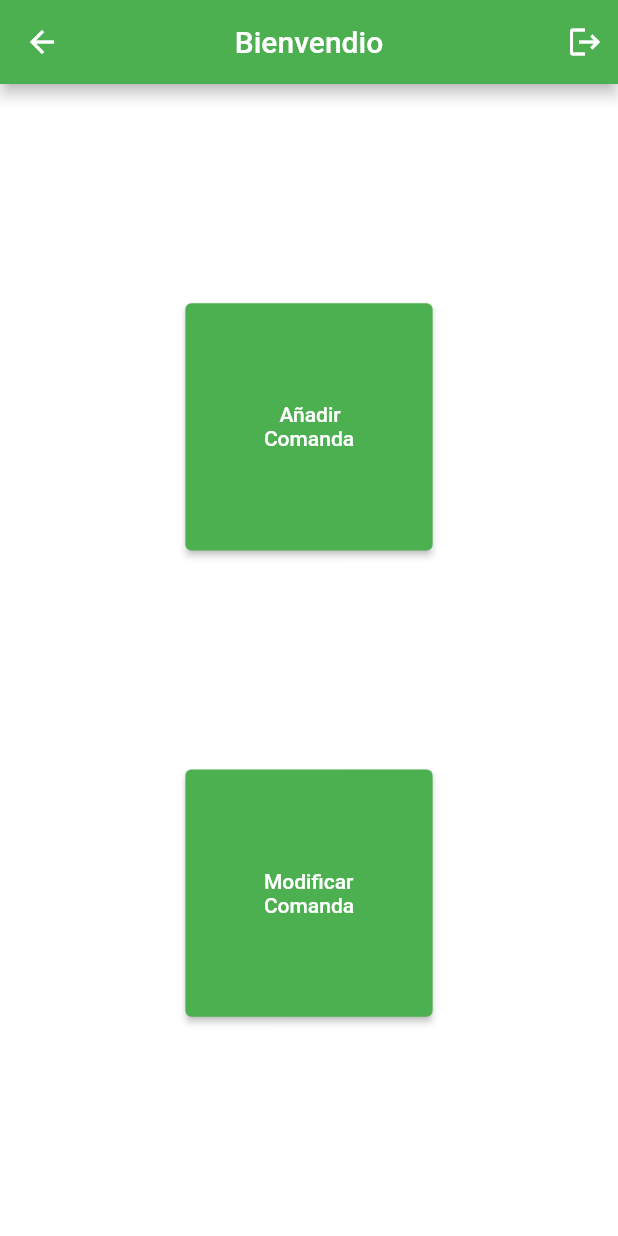
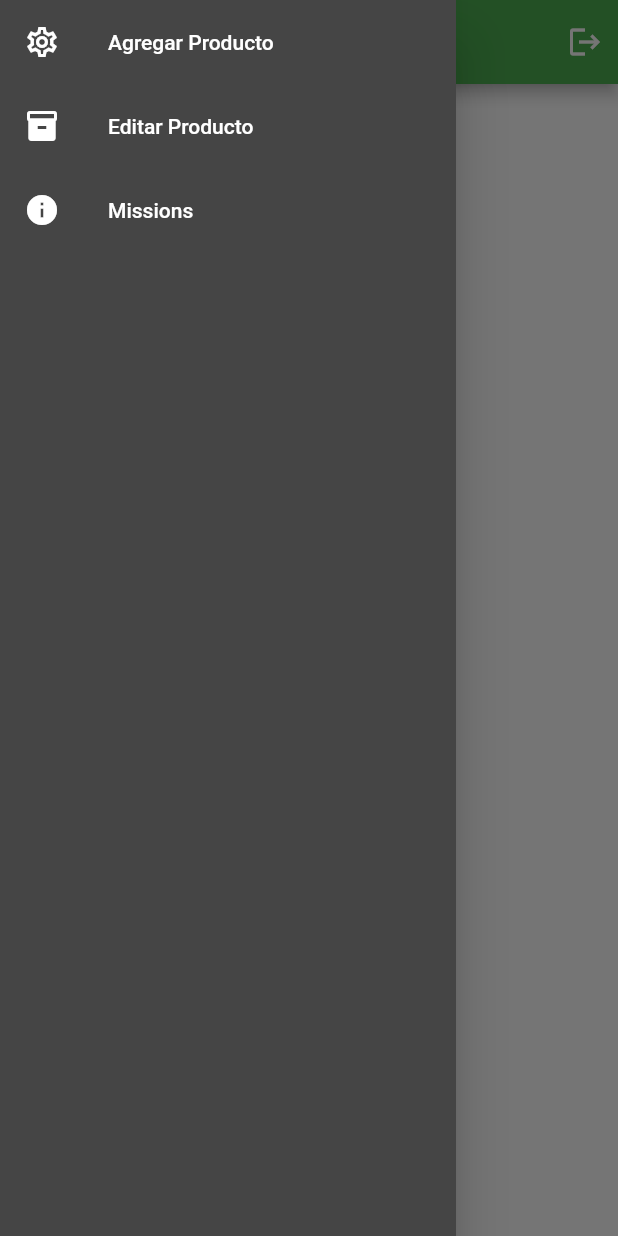
Before and after one commit to FranciscoJanerMudoy/hostalapp, a Flutter app: the AdminScreen screen opened directly, with the side drawer open (before the commit the screen has no drawer), on a phone screen of 412 x 824 dp. Run offline on Flutter 3.47's test engine with Material 2 defaults, Android fonts, the light colour scheme and no system bars; our stand-ins replace cloud_firestore, email_validator, firebase_auth, firebase_core; accounts and stored records are empty.

Commit message:
cambios generales

```diff
--- a/lib/screen/admin_screen.dart
+++ b/lib/screen/admin_screen.dart
@@ -15,7 +15,7 @@ class AdminScreen extends StatelessWidget {
     return Scaffold(
       appBar: AppBar(
         centerTitle: true,
-        title: const Text("Bienvendio"),
+        title: const Text("Bienvenido"),
         actions: [
           GestureDetector(
             child: const Padding(
@@ -53,6 +53,7 @@ class AdminScreen extends StatelessWidget {
           ),
         ],
       ),
+      drawer: const SideMenu(),
       body: Center(
         child: Column(
           mainAxisAlignment: MainAxisAlignment.spaceEvenly,
@@ -79,6 +80,19 @@ class AdminScreen extends StatelessWidget {
                 },
               ),
             ),
+            SizedBox(
+              width: size.width * 0.4,
+              height: size.height * 0.20,
+              child: WaiterButton(
+                route: 'Tiquets',
+                text: 'Tiquets',
+                function: () {
+                  Provider.of<OrderProvider>(context, listen: false)
+                      .getAllComandas();
+                  Navigator.pushNamed(context, "Tiquets");
+                },
+              ),
+            ),
           ],
         ),
       ),
--- /dev/null
+++ b/lib/widgets/sidemenu_widget.dart
@@ -0,0 +1,44 @@
+import 'package:flutter/material.dart';
+
+class SideMenu extends StatelessWidget {
+  const SideMenu({super.key});
+
+  @override
+  Widget build(BuildContext context) {
+    return Drawer(
+      backgroundColor: const Color.fromARGB(255, 69, 69, 69),
+      child: ListView(children: [
+        ListTile(
+          leading: const Icon(Icons.settings_outlined, color: Colors.white),
+          title: const Text(
+            'Agregar Producto',
+            style: TextStyle(color: Colors.white),
+          ),
+          onTap: () {
+            Navigator.pushNamed(context, 'AddProducto');
+          },
+        ),
+        ListTile(
+          leading: const Icon(Icons.inventory, color: Colors.white),
+          title: const Text(
+            'Editar Producto',
+            style: TextStyle(color: Colors.white),
+          ),
+          onTap: () {
+            Navigator.pushNamed(context, 'Tenda');
+          },
+        ),
+        ListTile(
+          leading: const Icon(Icons.info, color: Colors.white),
+          title: const Text(
+            'Missions',
+            style: TextStyle(color: Colors.white),
+          ),
+          onTap: () {
+            Navigator.pushNamed(context, 'Tutorial');
+          },
+        ),
+      ]),
+    );
+  }
+}
--- a/lib/widgets/widgets.dart
+++ b/lib/widgets/widgets.dart
@@ -1,3 +1,4 @@
+export 'package:hostalapp/widgets/sidemenu_widget.dart';
 export 'package:hostalapp/widgets/waiter_button.dart';
 export 'package:hostalapp/widgets/alertdialog.dart';
 export 'package:hostalapp/widgets/login_register_button.dart';
--- a/pubspec.yaml
+++ b/pubspec.yaml
@@ -36,6 +36,7 @@ dependencies:
   firebase_core: ^2.10.0
   flutter:
     sdk: flutter
+  printing: ^5.11.0
   provider: ^6.0.5
 
 dev_dependencies:
```
Also changed, not shown: 3 other files.
